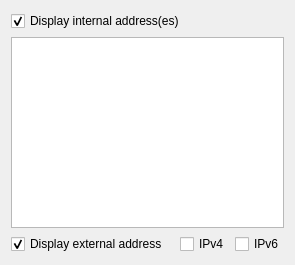
Qt form plugins/ip_address/gui/settings_widget.ui (Kolcha/DigitalClock5) before a commit.
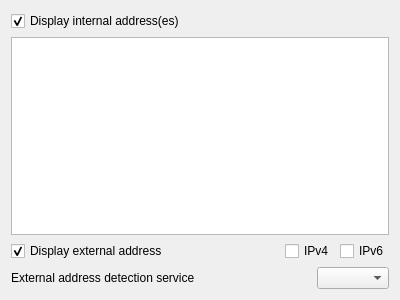
The same form after that commit.

Commit message:
ip_address: added alternative external IP detection service
see #44 for details
closes #44

```diff
--- a/plugins/ip_address/gui/settings_widget.ui
+++ b/plugins/ip_address/gui/settings_widget.ui
@@ -6,8 +6,8 @@
    <rect>
     <x>0</x>
     <y>0</y>
-    <width>292</width>
-    <height>265</height>
+    <width>400</width>
+    <height>300</height>
    </rect>
   </property>
   <property name="windowTitle">
@@ -68,6 +68,33 @@
      </property>
     </widget>
    </item>
+   <item row="3" column="0" colspan="4">
+    <layout class="QHBoxLayout" name="ext_addr_detector_layout">
+     <item>
+      <widget class="QLabel" name="ext_addr_detect_lbl">
+       <property name="text">
+        <string>External address detection service</string>
+       </property>
+      </widget>
+     </item>
+     <item>
+      <spacer name="horizontalSpacer_2">
+       <property name="orientation">
+        <enum>Qt::Orientation::Horizontal</enum>
+       </property>
+       <property name="sizeHint" stdset="0">
+        <size>
+         <width>10</width>
+         <height>20</height>
+        </size>
+       </property>
+      </spacer>
+     </item>
+     <item>
+      <widget class="QComboBox" name="ext_addr_detect_cbox"/>
+     </item>
+    </layout>
+   </item>
   </layout>
  </widget>
  <resources/>
```
Left out of the diff: 48 changed lines with no effect on the pictures. The commit also changes 7 other files.
